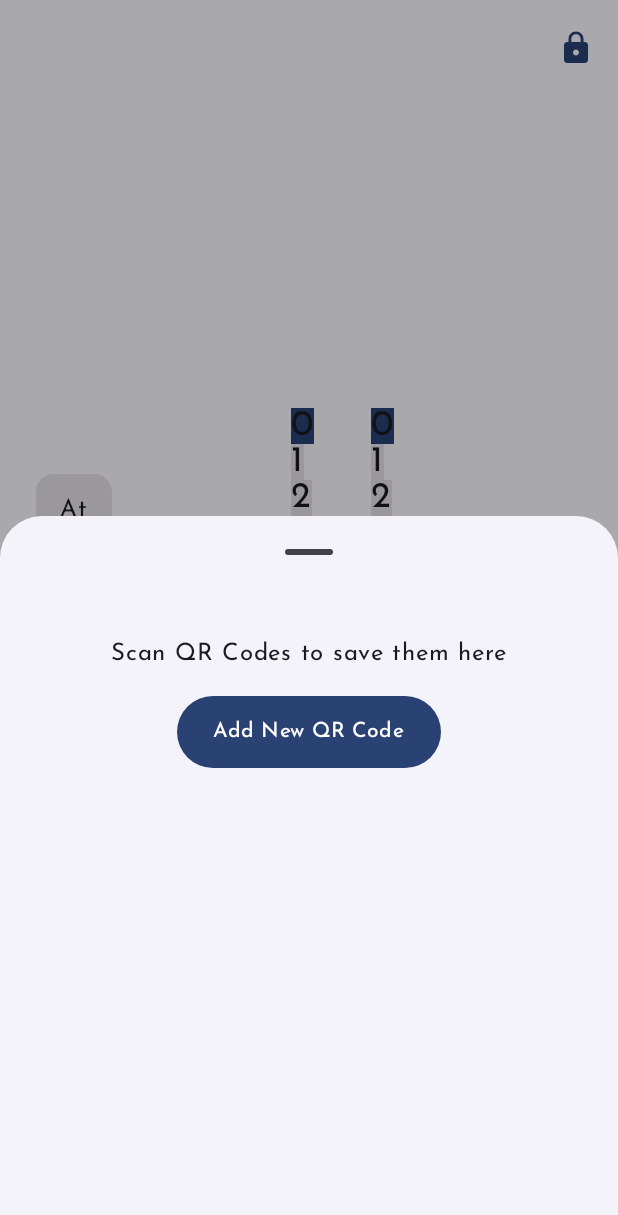
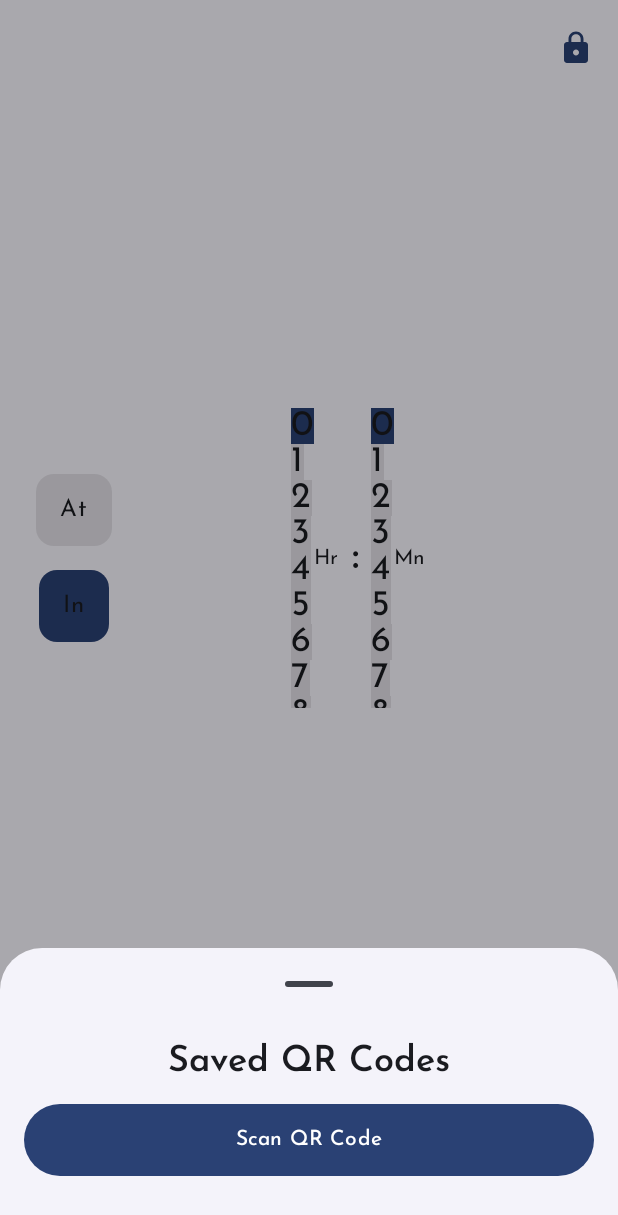
Before and after one commit to ThisIsSidam/morning-glory, an Android app built with Jetpack Compose: the screen it shows after launch (MainActivity), after a tap on "Lock", on a phone screen of 412 x 824 dp. Shown: the top 1215 px of the screen. Run offline under Robolectric (Android 15) with nearby library versions, the phone set to English and light mode, and no system bars; libraries missing offline, so code that uses them is left out: com.journeyapps.barcodescanner; 2 statements that could not run were skipped; 3 other taps on this screen came first.

Commit message:
Added zxing package to scan codes

```diff
--- a/app/build.gradle.kts
+++ b/app/build.gradle.kts
@@ -50,6 +50,7 @@ dependencies {
     implementation(libs.androidx.ui.tooling.preview)
     implementation(libs.androidx.material3)
     implementation(libs.material)
+    implementation(libs.zxing.core)
     testImplementation(libs.junit)
     androidTestImplementation(libs.androidx.junit)
     androidTestImplementation(libs.androidx.espresso.core)
--- a/app/src/main/java/app/morning/glory/ui/home/components/QRCodeManagerSheet.kt
+++ b/app/src/main/java/app/morning/glory/ui/home/components/QRCodeManagerSheet.kt
@@ -1,5 +1,7 @@
 package app.morning.glory.ui.home.components
 
+import android.util.Log
+import androidx.activity.compose.rememberLauncherForActivityResult
 import androidx.compose.foundation.layout.Column
 import androidx.compose.foundation.layout.Spacer
 import androidx.compose.foundation.layout.fillMaxWidth
@@ -10,40 +12,41 @@ import androidx.compose.material3.ExperimentalMaterial3Api
 import androidx.compose.material3.Icon
 import androidx.compose.material3.IconButton
 import androidx.compose.material3.ListItem
+import androidx.compose.material3.MaterialTheme
 import androidx.compose.material3.Text
 import androidx.compose.runtime.Composable
+import androidx.compose.runtime.mutableStateListOf
 import androidx.compose.runtime.remember
 import androidx.compose.ui.Alignment
 import androidx.compose.ui.Modifier
 import androidx.compose.ui.res.painterResource
 import androidx.compose.ui.unit.dp
 import app.morning.glory.R
-
+import com.journeyapps.barcodescanner.ScanContract
+import com.journeyapps.barcodescanner.ScanOptions
 
 @OptIn(ExperimentalMaterial3Api::class)
 @Composable
 fun QRCodeManagerSheetBody() {
-    val savedQRs = remember { mutableListOf<String>() }
+    val savedQRs = remember { mutableStateListOf<String>() }
 
     Column(
         horizontalAlignment = Alignment.CenterHorizontally,
         modifier = Modifier
             .fillMaxWidth()
             .padding(16.dp)
-            .height(400.dp) // Adjust height as needed
     ) {
-        Spacer(modifier = Modifier.height(16.dp))
         Text(
-            text = if (savedQRs.isEmpty()) {
-                "Scan QR Codes to save them here"
-            } else {
-                "Manage your saved QR Codes"
-            },
+            text = "Saved QR Codes",
+            style = MaterialTheme.typography.headlineSmall
         )
         Spacer(modifier = Modifier.height(16.dp))
 
-        savedQRs.forEach { qrCode ->
-            QRCodeTile(qrCode = qrCode)
+        if (savedQRs.isNotEmpty()) {
+            savedQRs.forEach { qrCode ->
+                QRCodeTile(qrCode = qrCode)
+                Spacer(modifier = Modifier.height(8.dp))
+            }
         }
 
         AddNewQRCode()
@@ -52,29 +55,47 @@ fun QRCodeManagerSheetBody() {
 }
 
 @Composable
-fun QRCodeTile(
-    qrCode: String,
-) {
+fun QRCodeTile(qrCode: String) {
     ListItem(
-        headlineContent = { Text(text = qrCode) },
-        trailingContent = { IconButton(
-            onClick = { /* Handle QR Code deletion */ }
-        )  {
-            Icon(
-                painter = painterResource(id = R.drawable.outline_delete_24),
-                contentDescription = "Delete QR Code Data")
+        headlineContent = { Text(qrCode) },
+        trailingContent = {
+            IconButton(
+                onClick = { /* Handle QR Code deletion */ }
+            ) {
+                Icon(
+                    painter = painterResource(id = R.drawable.outline_delete_24),
+                    contentDescription = "Delete QR Code Data"
+                )
             }
-        },
-
+        }
     )
 }
 
 @Composable
 fun AddNewQRCode() {
+    val barcodeLauncher = rememberLauncherForActivityResult(
+        contract = ScanContract()
+    ) { result ->
+        if (result.contents == null) {
+            Log.d("QRScannerScreen", "Scan cancelled")
+        } else {
+            Log.d("QRScannerScreen", "Scanned QR Code: ${result.contents}")
+        }
+    }
+
     Button(
-        onClick = { /* Handle adding a new QR Code */ },
-        modifier = Modifier.height(48.dp)
+        onClick = {
+            val options : ScanOptions = ScanOptions().apply {
+                setDesiredBarcodeFormats(ScanOptions.ALL_CODE_TYPES)
+                setPrompt("Scan a QR Code")
+                setBeepEnabled(true)
+            }
+            barcodeLauncher.launch(options)
+        },
+        modifier = Modifier
+            .fillMaxWidth()
+            .height(48.dp)
     ) {
-        Text(text = "Add New QR Code")
+        Text(text = "Scan QR Code")
     }
 }
--- a/gradle/libs.versions.toml
+++ b/gradle/libs.versions.toml
@@ -8,7 +8,7 @@ espressoCore = "3.6.1"
 lifecycleRuntimeKtx = "2.9.1"
 activityCompose = "1.10.1"
 composeBom = "2024.09.00"
-material = "1.12.0"
+material = "1.12.0"zxing = "4.3.0"
 
 [libraries]
 androidx-core-ktx = { group = "androidx.core", name = "core-ktx", version.ref = "coreKtx" }
@@ -26,6 +26,7 @@ androidx-ui-test-manifest = { group = "androidx.compose.ui", name = "ui-test-man
 androidx-ui-test-junit4 = { group = "androidx.compose.ui", name = "ui-test-junit4" }
 androidx-material3 = { group = "androidx.compose.material3", name = "material3" }
 material = { group = "com.google.android.material", name = "material", version.ref = "material" }
+zxing-core = { group = "com.journeyapps", name = "zxing-android-embedded", version.ref = "zxing" }
 
 [plugins]
 android-application = { id = "com.android.application", version.ref = "agp" }
```
